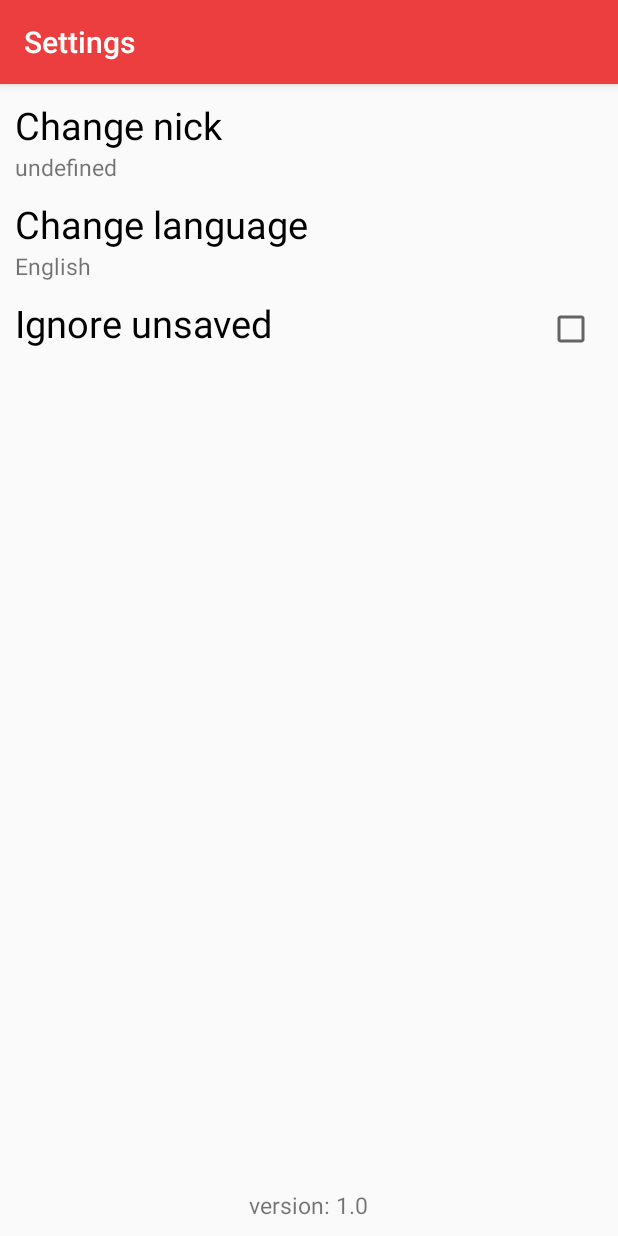
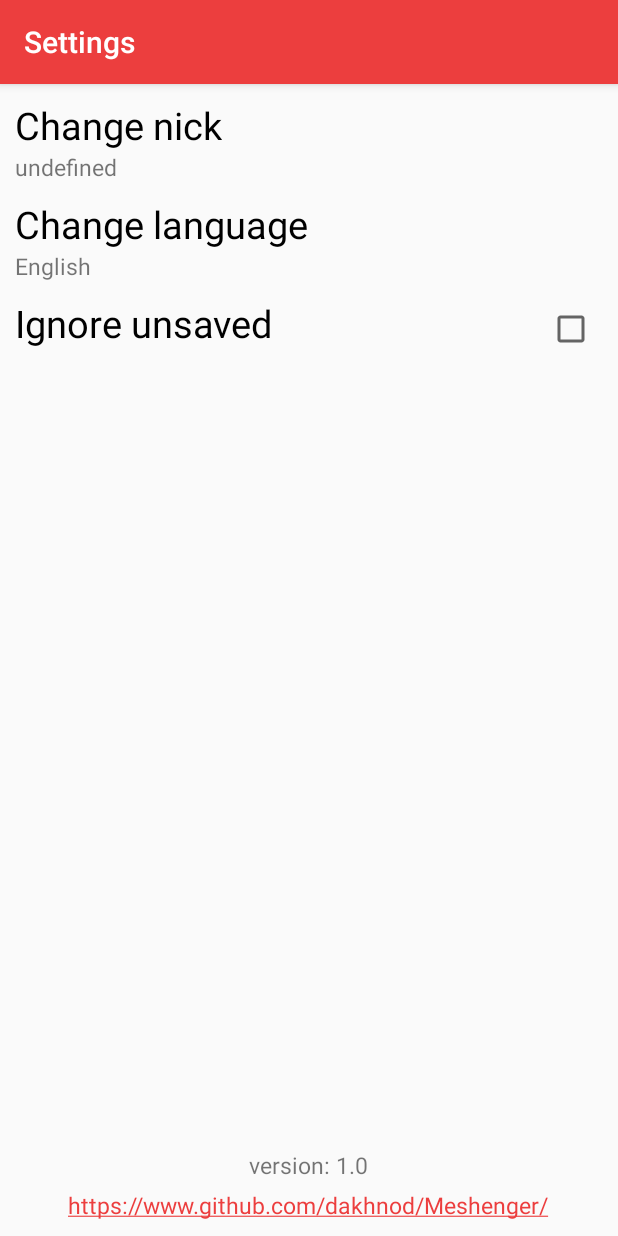
Before and after one commit to tnsr1cnhtyh/meshenger-android, an Android app: the SettingsActivity screen opened directly, with no data from a screen before it, on a phone screen of 412 x 824 dp. Run offline under Robolectric (Android 15) with nearby library versions, the phone set to English and light mode, and no system bars.

Commit message:
added source display

```diff
--- a/app/src/main/java/d/d/meshenger/SettingsActivity.java
+++ b/app/src/main/java/d/d/meshenger/SettingsActivity.java
@@ -4,12 +4,15 @@ import android.content.DialogInterface;
 import android.content.Intent;
 import android.content.SharedPreferences;
 import android.content.res.Configuration;
+import android.net.Uri;
 import android.support.v4.content.LocalBroadcastManager;
 import android.support.v4.util.ObjectsCompat;
 import android.support.v7.app.AlertDialog;
 import android.support.v7.app.AppCompatActivity;
 import android.os.Bundle;
+import android.text.method.LinkMovementMethod;
 import android.util.Log;
+import android.view.View;
 import android.widget.CheckBox;
 import android.widget.CompoundButton;
 import android.widget.EditText;
--- a/app/src/main/res/layout/activity_settings.xml
+++ b/app/src/main/res/layout/activity_settings.xml
@@ -17,47 +17,46 @@
             android:orientation="vertical">
 
             <LinearLayout
+                android:id="@+id/changeNickLayout"
                 android:layout_width="match_parent"
                 android:layout_height="wrap_content"
-            android:orientation="vertical"
-            android:id="@+id/changeNickLayout">
+                android:orientation="vertical">
 
                 <TextView
                     android:layout_width="wrap_content"
                     android:layout_height="wrap_content"
                     android:text="@string/settings_change_nick"
                     android:textColor="@android:color/black"
-                android:textSize="25dp"/>
+                    android:textSize="25dp" />
 
                 <TextView
+                    android:id="@+id/nickTv"
                     android:layout_width="wrap_content"
                     android:layout_height="wrap_content"
-                android:id="@+id/nickTv"
-                android:textSize="15dp"/>
+                    android:textSize="15dp" />
 
             </LinearLayout>
 
 
-
             <LinearLayout
+                android:id="@+id/changeLocaleLayout"
                 android:layout_width="match_parent"
                 android:layout_height="wrap_content"
-            android:orientation="vertical"
                 android:layout_marginTop="10dp"
-            android:id="@+id/changeLocaleLayout">
+                android:orientation="vertical">
 
                 <TextView
                     android:layout_width="wrap_content"
                     android:layout_height="wrap_content"
                     android:text="@string/settings_change_language"
                     android:textColor="@android:color/black"
-                android:textSize="25dp"/>
+                    android:textSize="25dp" />
 
                 <TextView
+                    android:id="@+id/localeTv"
                     android:layout_width="wrap_content"
                     android:layout_height="wrap_content"
-                android:id="@+id/localeTv"
-                android:textSize="15dp"/>
+                    android:textSize="15dp" />
 
             </LinearLayout>
 
@@ -71,27 +70,38 @@
                     android:layout_height="wrap_content"
                     android:text="@string/settings_ignore_unsaved"
                     android:textColor="@android:color/black"
-                android:textSize="25dp"/>
+                    android:textSize="25dp" />
 
                 <CheckBox
+                    android:id="@+id/checkBoxIgnoreUnsaved"
                     android:layout_width="wrap_content"
                     android:layout_height="wrap_content"
-                android:layout_margin="5dp"
-                android:id="@+id/checkBoxIgnoreUnsaved"
                     android:layout_alignParentEnd="true"
-                android:layout_alignParentTop="true"/>
+                    android:layout_alignParentTop="true"
+                    android:layout_margin="5dp" />
 
             </RelativeLayout>
 
         </LinearLayout>
 
         <TextView
+            android:id="@+id/versionTv"
             android:layout_width="wrap_content"
             android:layout_height="wrap_content"
-        android:id="@+id/versionTv"
+            android:layout_above="@+id/urlTV"
+            android:layout_centerHorizontal="true"
+            android:textSize="15dp" />
+
+        <TextView
+            android:id="@+id/urlTV"
+            android:layout_width="wrap_content"
+            android:layout_height="wrap_content"
             android:layout_alignParentBottom="true"
             android:layout_centerHorizontal="true"
-        android:textSize="15dp"/>
+            android:text="@string/app_url"
+            android:textSize="15dp"
+            android:autoLink="web"
+            android:layout_marginTop="5dp"/>
 
     </RelativeLayout>
 
--- a/app/src/main/res/values/strings.xml
+++ b/app/src/main/res/values/strings.xml
@@ -32,4 +32,5 @@
     <string name="call_ringing">ringing...</string>
     <string name="call_ended">call ended</string>
     <string name="call_error">error</string>
+    <string name="app_url">https://www.github.com/dakhnod/Meshenger/</string>
 </resources>
```
Lines whose indentation alone changed are shown as unchanged.
